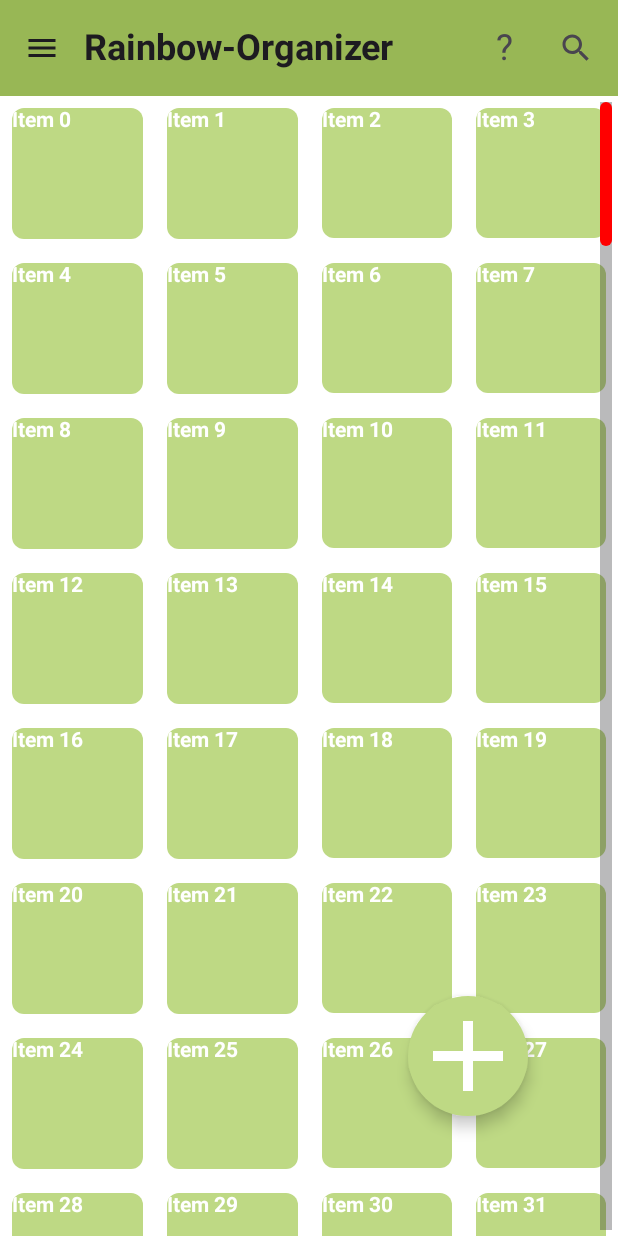
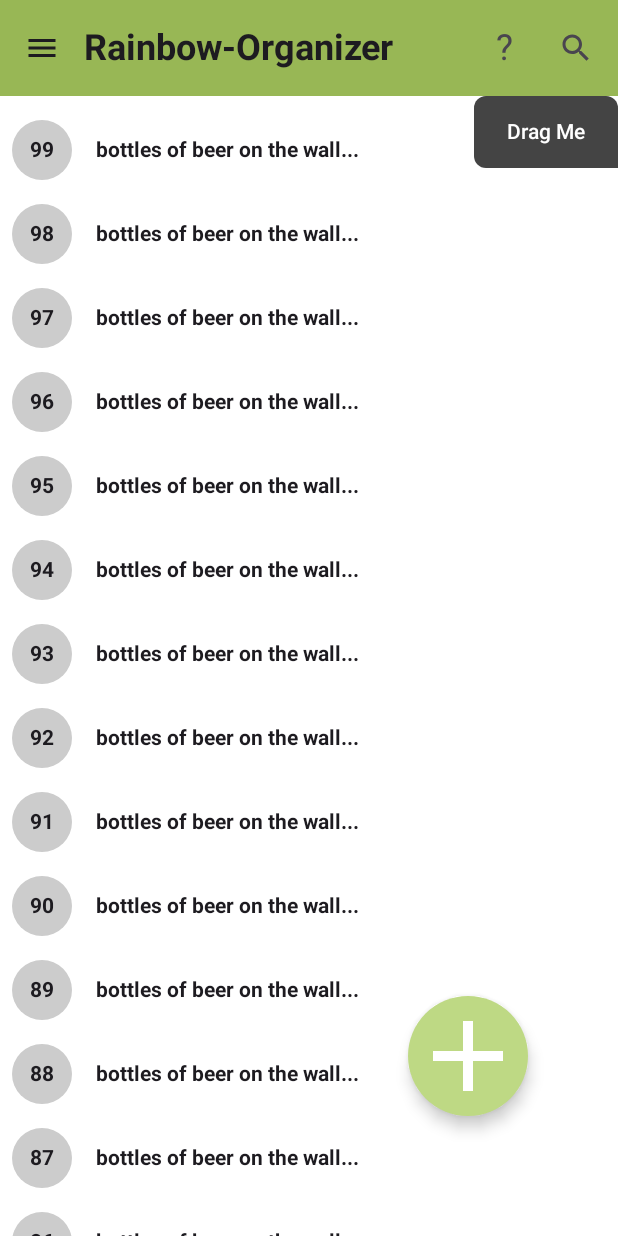
Before and after one commit to Lithinem/Rainbow-Organizer, an Android app built with Jetpack Compose: the screen it shows after launch (MainActivity), on a phone screen of 412 x 824 dp. Run offline under Robolectric (Android 15) with nearby library versions, the light colour scheme and no system bars; 9 statements that could not run were skipped.

Commit message:
Next Version

```diff
--- /dev/null
+++ b/app/src/main/java/de/greiwies/rainbow_organizor/screens/Brainwick.kt
@@ -0,0 +1,194 @@
+package de.greiwies.rainbow_organizor.screens
+
+import androidx.compose.foundation.background
+import androidx.compose.foundation.gestures.Orientation
+import androidx.compose.foundation.gestures.draggable
+import androidx.compose.foundation.gestures.rememberDraggableState
+import androidx.compose.foundation.layout.*
+import androidx.compose.foundation.lazy.LazyColumn
+import androidx.compose.foundation.lazy.LazyListState
+import androidx.compose.foundation.lazy.items
+import androidx.compose.foundation.lazy.rememberLazyListState
+import androidx.compose.foundation.shape.RoundedCornerShape
+import androidx.compose.material3.Text
+import androidx.compose.runtime.*
+import androidx.compose.ui.Alignment
+import androidx.compose.ui.Modifier
+import androidx.compose.ui.draw.clip
+import androidx.compose.ui.graphics.Color
+import androidx.compose.ui.graphics.Shape
+import androidx.compose.ui.layout.onSizeChanged
+import androidx.compose.ui.text.font.FontWeight
+import androidx.compose.ui.tooling.preview.Preview
+import androidx.compose.ui.unit.IntOffset
+import androidx.compose.ui.unit.dp
+import kotlinx.coroutines.launch
+import kotlin.math.roundToInt
+
+@Preview(showBackground = true)
+@Composable
+private fun PreviewQuickScrollList() {
+    QuickScrollList()
+}
+
+@Composable
+fun QuickScrollList(
+    modifier: Modifier = Modifier
+) {
+    val listState = rememberLazyListState()
+    val paddingValues = remember {
+        PaddingValues(
+            start = 0.dp,
+            top = 8.dp,
+            end = 0.dp,
+            bottom = 56.dp
+        )
+    }
+
+    val items = remember {
+        (0..99).reversed().toList()
+    }
+
+    Box(
+        modifier = modifier
+    ) {
+        LazyColumn(
+            modifier = Modifier.fillMaxSize(),
+            state = listState,
+            contentPadding = paddingValues
+        ) {
+            items(
+                items = items,
+                key = { it }
+            ) { item ->
+                QuickListItem(value = item)
+            }
+        }
+
+        QuickScroll(
+            listState = listState
+        )
+    }
+}
+
+@Composable
+private fun QuickListItem(
+    value: Int
+) {
+    Row(
+        modifier = Modifier
+            .fillMaxWidth()
+            .height(56.dp)
+            .padding(
+                start = 8.dp,
+                end = 16.dp
+            ),
+        verticalAlignment = Alignment.CenterVertically
+    ) {
+        Box(
+            modifier = Modifier
+                .size(40.dp)
+                .clip(RoundedCornerShape(20.dp))
+                .background(Color.LightGray),
+            contentAlignment = Alignment.Center
+        ) {
+            Text(
+                text = value.toString(),
+                fontWeight = FontWeight.Bold
+            )
+        }
+
+        Spacer(modifier = Modifier.width(16.dp))
+        Text(
+            text = "bottles of beer on the wall..."
+        )
+    }
+}
+
+/**
+ * This is a PoC for a Quick Scroll; this doesn't handle
+ * - "locking" the position in relation to the list scroll position (e.g. if you scroll the list the Quick Scroll handle isn't updated)
+ * - Assumes all items are of equal height which often isn't the case
+ * - Only scrolls to the start of each item (doesn't handle item offsets)
+ * - The drag handle doesn't hide / show based on list scroll &/or list length
+ *
+ * Additionally this hasn't been optimized, so there are likely performance impacts
+ */
+@Composable
+private fun QuickScroll(
+    listState: LazyListState
+) {
+    val scope = rememberCoroutineScope()
+    var dragOffsetY by remember { mutableStateOf(0f) }
+
+    var containerHeight by remember { mutableStateOf(0) }
+    var handleHeight by remember { mutableStateOf(0) }
+
+    val averageItemHeight = remember(listState.layoutInfo) {
+        val viewPortHeight = listState.layoutInfo.viewportEndOffset - listState.layoutInfo.viewportStartOffset
+        if (viewPortHeight <= 0) {
+            1
+        } else {
+            viewPortHeight / listState.layoutInfo.totalItemsCount
+        }
+    }
+
+    val onPositionUpdated: (yPos: Int) -> Unit = {
+        val itemIndex = (it / averageItemHeight).coerceIn(0, listState.layoutInfo.totalItemsCount)
+        scope.launch {
+            // TODO: or listState.animateScrollToItem(itemIndex)
+            listState.scrollToItem(itemIndex)
+        }
+    }
+
+    val maxOffset = remember(containerHeight, handleHeight) {
+        (containerHeight - handleHeight).toFloat()
+    }
+
+    val dragHandleShape = RoundedCornerShape(
+        topStart = 8.dp,
+        topEnd = 8.dp,
+        bottomStart = 8.dp,
+        bottomEnd = 0.dp
+    )
+
+    Row(
+        modifier = Modifier
+            .fillMaxSize()
+            .onSizeChanged {
+                containerHeight = it.height
+            },
+        horizontalArrangement = Arrangement.End
+    ) {
+        Box(
+            modifier = Modifier
+                .offset {
+                    IntOffset(0, dragOffsetY.roundToInt())
+                }
+                .draggable(
+                    orientation = Orientation.Vertical,
+                    state = rememberDraggableState { delta ->
+                        dragOffsetY = (dragOffsetY + delta).coerceIn(0f, maxOffset)
+                        onPositionUpdated(dragOffsetY.roundToInt())
+                    }
+                )
+                .defaultMinSize(
+                    minWidth = 96.dp,
+                    minHeight = 48.dp
+                )
+                .onSizeChanged {
+                    handleHeight = it.height
+                }
+                .clip(dragHandleShape)
+                .background(Color.DarkGray)
+                .padding(8.dp),
+            contentAlignment = Alignment.Center
+        ) {
+            Text(
+                text = "Drag Me",
+                color = Color.White,
+                fontWeight = FontWeight.Medium
+            )
+        }
+    }
+}
--- a/app/src/main/java/de/greiwies/rainbow_organizor/screens/LandingPage.kt
+++ b/app/src/main/java/de/greiwies/rainbow_organizor/screens/LandingPage.kt
@@ -62,7 +62,8 @@ fun LandingPage(viewModel: RainbowViewModel)
 {
     val items = remember { LoremIpsum().values.first().split(" ").plus("ZETA").sortedBy { it.lowercase() } }
     //LandingPageContent(viewModel)
-    LazyVerticalGridWithScrollbar()
+    //LazyVerticalGridWithScrollbar()
+    QuickScrollList()
 }
 
 
--- a/app/src/main/java/de/greiwies/rainbow_organizor/screens/ScrollTests.kt
+++ b/app/src/main/java/de/greiwies/rainbow_organizor/screens/ScrollTests.kt
@@ -20,7 +20,7 @@ import androidx.compose.ui.platform.LocalConfiguration
 
 @Composable
 fun LazyVerticalGridWithScrollbar(){
-    LazyVerticalGridWithScrollbarV7()
+    LazyVerticalGridWithScrollbarV5()
 }
 
 @Composable
```
